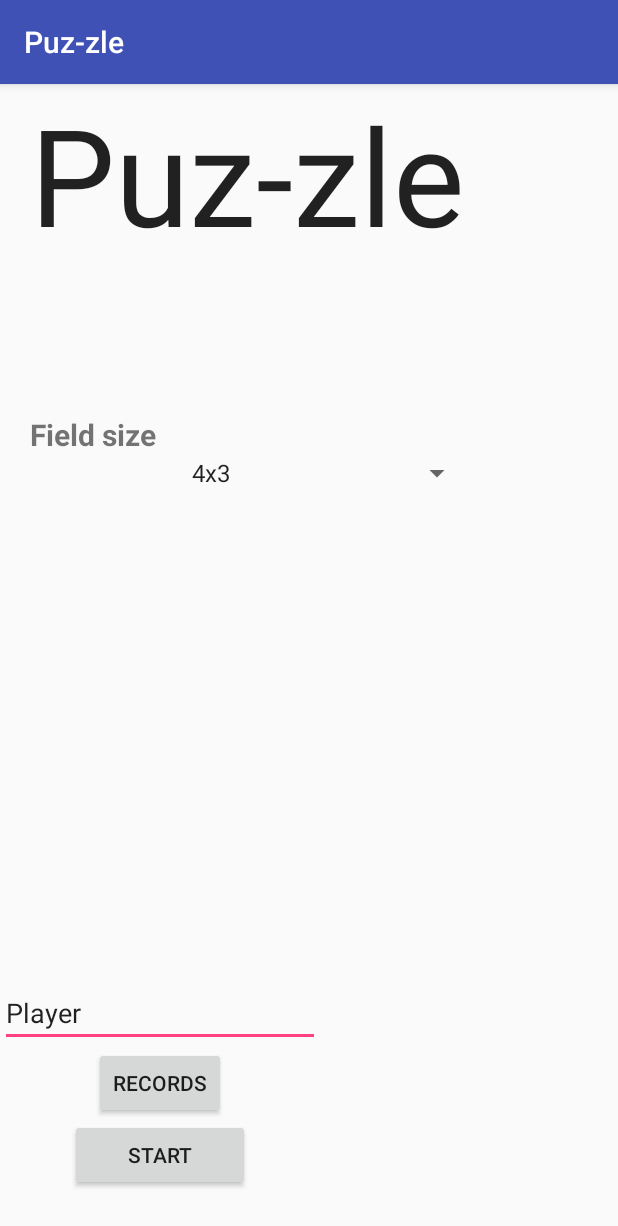
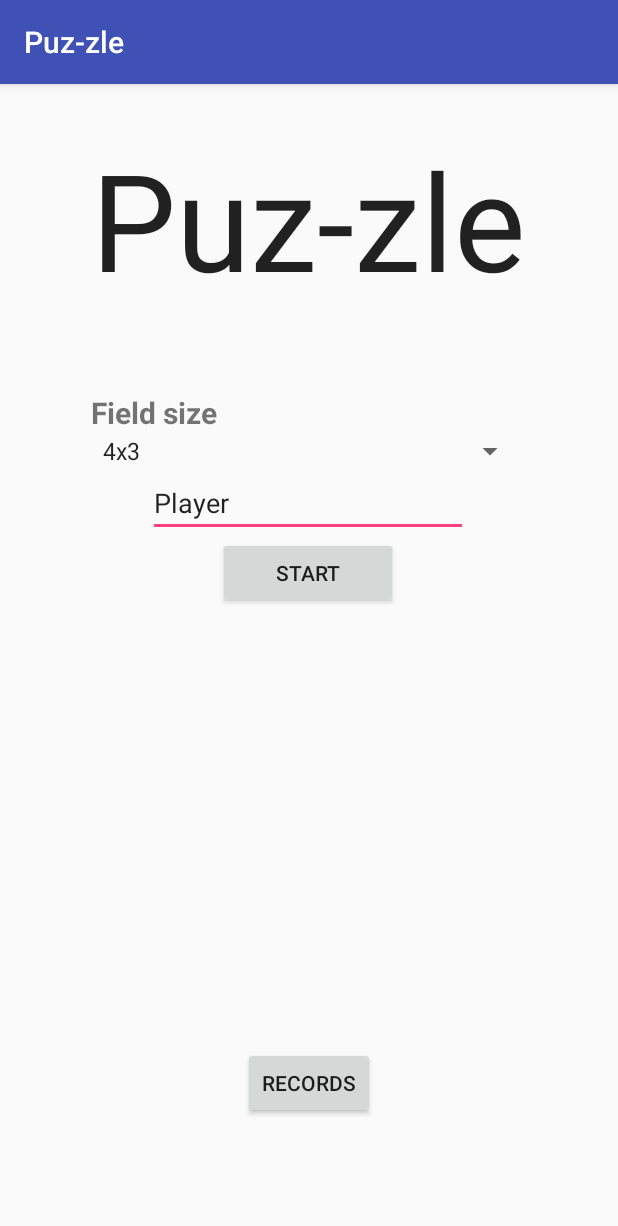
Before and after one commit to Ninextycode/SamsungProject, an Android app: the screen it shows after launch (MainActivity), on a phone screen of 412 x 824 dp. Shown: the top 1226 px of the screen. Run offline under Robolectric (Android 15) with nearby library versions, the phone set to English and light mode, and no system bars.

Commit message:
Layouts+color
Colors are less bright. All layouts are now relative

```diff
--- a/app/src/main/java/com/max/figure/Divider.java
+++ b/app/src/main/java/com/max/figure/Divider.java
@@ -98,9 +98,9 @@ public class Divider {
                     }
 
                     figures.add(new Figure(basement, Color.argb(0xffffff,
-                            rand.nextInt() / 2 + Integer.MAX_VALUE / 2,
-                            rand.nextInt() / 2 + Integer.MAX_VALUE / 2,
-                            rand.nextInt() / 2 + Integer.MAX_VALUE / 2)));
+                            rand.nextInt() / 2 + Integer.MAX_VALUE / 3,
+                            rand.nextInt() / 2 + Integer.MAX_VALUE / 3,
+                            rand.nextInt() / 2 + Integer.MAX_VALUE / 3)));
                 }
                 for(int[] r : row){
                     String s = "";
--- a/app/src/main/res/layout/main_menu.xml
+++ b/app/src/main/res/layout/main_menu.xml
@@ -2,19 +2,14 @@
 <RelativeLayout xmlns:android="http://schemas.android.com/apk/res/android"
     android:layout_width="match_parent" android:layout_height="match_parent">
 
-    <GridLayout
-        android:layout_width="match_parent"
-        android:layout_height="match_parent"
-        android:rowOrderPreserved="false"
-        android:useDefaultMargins="false"
+    <LinearLayout
+        android:orientation="vertical"
+        android:layout_width="wrap_content"
+        android:layout_height="wrap_content"
+        android:layout_alignParentBottom="false"
         android:layout_alignParentTop="true"
-        android:layout_alignParentStart="true">
-
-        <Space
-            android:layout_width="20dp"
-            android:layout_height="50dp"
-            android:layout_column="0"
-            android:layout_row="0" />
+        android:layout_centerHorizontal="true"
+        android:layout_marginTop="30dp">
 
         <TextView
             android:layout_width="wrap_content"
@@ -29,10 +24,9 @@
             android:layout_columnSpan="2"
             android:textSize="90dp" />
 
-
         <Space
             android:layout_width="100dp"
-            android:layout_height="100dp"
+            android:layout_height="55dp"
             android:layout_column="1"
             android:layout_row="1" />
 
@@ -48,7 +42,7 @@
 
         <Spinner
 
-            android:layout_width="195dp"
+            android:layout_width="fill_parent"
             android:layout_height="wrap_content"
             android:id="@+id/spinner"
             android:layout_centerVertical="true"
@@ -56,6 +50,49 @@
             android:layout_row="3"
             android:layout_column="2"
             android:spinnerMode="dropdown" />
+
+        <EditText
+            android:layout_width="wrap_content"
+            android:layout_height="wrap_content"
+            android:inputType="textPersonName"
+            android:text="@string/defaultName"
+            android:ems="10"
+            android:id="@+id/nameEditText"
+            android:layout_row="5"
+            android:layout_column="2"
+            android:layout_above="@+id/linearLayout"
+            android:layout_alignParentStart="true"
+            android:layout_gravity="center_horizontal" />
+
+        <Button
+            android:layout_width="120dp"
+            android:layout_height="wrap_content"
+            android:text="@string/start"
+            android:id="@+id/startButton"
+            android:layout_above="@+id/best2textView"
+            android:layout_alignRight="@+id/textView"
+            android:layout_alignEnd="@+id/textView"
+            android:layout_row="6"
+            android:layout_column="2"
+            android:layout_gravity="center_horizontal" />
+    </LinearLayout>
+
+    <LinearLayout
+        android:orientation="vertical"
+        android:layout_width="wrap_content"
+        android:layout_height="wrap_content"
+        android:layout_alignParentBottom="true"
+        android:layout_marginBottom="10dp"
+        android:layout_centerHorizontal="true">
+
+        <Button
+            android:layout_width="wrap_content"
+            android:layout_height="wrap_content"
+            android:text="@string/rec"
+            android:id="@+id/recordsButtom"
+            android:layout_row="7"
+            android:layout_column="2"
+            android:layout_gravity="center_horizontal" />
 
         <TextView
             android:layout_columnSpan="3"
@@ -68,7 +105,8 @@
             android:layout_alignStart="@+id/textView3"
             android:layout_row="9"
             android:layout_column="1"
-            android:text="record" />
+            android:text="record"
+            android:layout_gravity="center_horizontal" />
 
         <TextView
             android:layout_columnSpan="3"
@@ -81,7 +119,8 @@
             android:layout_alignStart="@+id/textView3"
             android:layout_row="8"
             android:layout_column="1"
-            android:text="record" />
+            android:text="record"
+            android:layout_gravity="center_horizontal" />
 
         <TextView
             android:layout_width="wrap_content"
@@ -94,51 +133,9 @@
             android:layout_row="10"
             android:layout_column="1"
             android:layout_columnSpan="3"
-            android:text="record" />
+            android:text="record"
+            android:layout_gravity="center_horizontal" />
 
-    </GridLayout>
-
-    <LinearLayout
-        android:orientation="vertical"
-        android:layout_width="wrap_content"
-        android:layout_height="wrap_content"
-        android:layout_alignParentBottom="true"
-        android:gravity="center_horizontal"
-        android:paddingBottom="30dp">
-
-        <EditText
-            android:layout_width="wrap_content"
-            android:layout_height="wrap_content"
-            android:inputType="textPersonName"
-            android:text="@string/defaultName"
-            android:ems="10"
-            android:id="@+id/nameEditText"
-            android:layout_row="5"
-            android:layout_column="2" />
-
-        <Button
-            android:layout_width="wrap_content"
-            android:layout_height="wrap_content"
-            android:text="@string/rec"
-            android:id="@+id/recordsButtom"
-            android:layout_row="7"
-            android:layout_column="2" />
-
-        <Button
-            android:layout_width="120dp"
-            android:layout_height="wrap_content"
-            android:text="@string/start"
-            android:id="@+id/startButton"
-            android:layout_above="@+id/best2textView"
-            android:layout_alignRight="@+id/textView"
-            android:layout_alignEnd="@+id/textView"
-            android:layout_row="6"
-            android:layout_column="2" />
     </LinearLayout>
 
-    <LinearLayout
-        android:orientation="vertical"
-        android:layout_width="match_parent"
-        android:layout_height="match_parent"></LinearLayout>
-
 </RelativeLayout>
```
Also changed, not shown: app/src/main/java/com/max/activities/FieldActivity.java (+6 -2 lines), app/src/main/res/layout/fail_layout.xml (+15 -13 lines).
